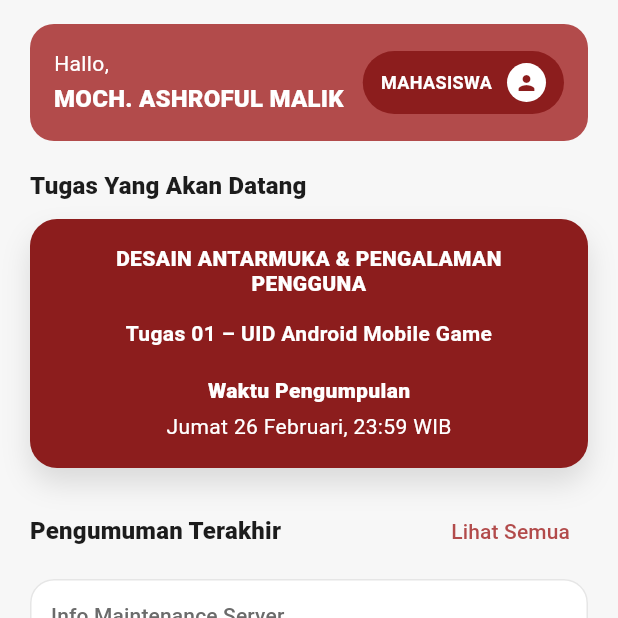
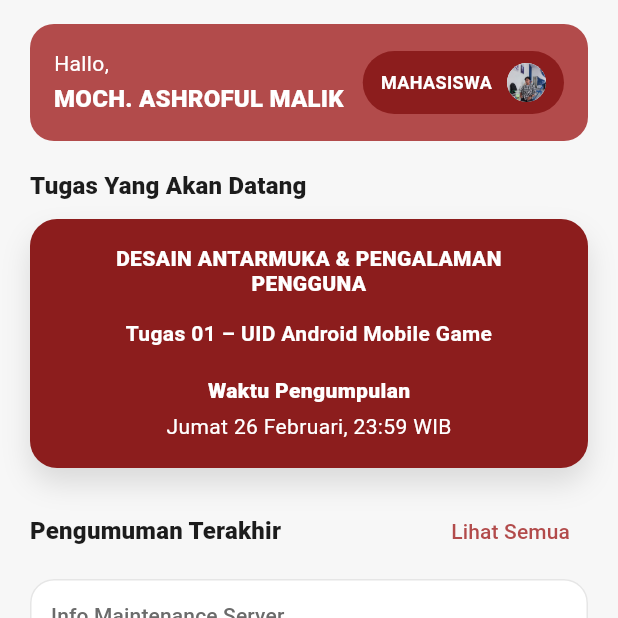
Before and after one commit to ashrof360/Tugas-aplikasi-LMS, a Flutter app: the RootShell screen opened by its route, on a phone screen of 412 x 824 dp, the top half of it. Run offline on Flutter 3.47's test engine with Material 3 defaults, Android fonts, the phone set to English and light mode, and no system bars; network calls fail.

Commit message:
Commit ke 17 : menampilkan foto profil di bagian home

```diff
--- a/lib/data/mock_data.dart
+++ b/lib/data/mock_data.dart
@@ -10,6 +10,7 @@ import '../models/quiz_question.dart';
 class MockData {
   static const String userName = 'MOCH. ASHROFUL MALIK';
   static const String userRole = 'MAHASISWA';
+  static const String userProfileImage = 'assets/images/profile_picture.jpg';
 
   static const upcomingAssignment = Assignment(
     courseName: 'DESAIN ANTARMUKA & PENGALAMAN PENGGUNA',
--- a/lib/screens/home/home_screen.dart
+++ b/lib/screens/home/home_screen.dart
@@ -105,18 +105,10 @@ class _Header extends StatelessWidget {
                       ),
                     ),
                     const SizedBox(width: 10),
-                    Container(
-                      width: 26,
-                      height: 26,
-                      decoration: const BoxDecoration(
-                        shape: BoxShape.circle,
-                        color: Colors.white,
-                      ),
-                      child: const Icon(
-                        Icons.person,
-                        size: 16,
-                        color: AppColors.primaryDark,
-                      ),
+                    CircleAvatar(
+                      radius: 13,
+                      backgroundColor: Colors.white,
+                      backgroundImage: AssetImage(MockData.userProfileImage),
                     ),
                   ],
                 ),
--- a/lib/screens/profile/profile_screen.dart
+++ b/lib/screens/profile/profile_screen.dart
@@ -58,7 +58,7 @@ class _ProfileScreenState extends State<ProfileScreen> {
                             child: const CircleAvatar(
                               radius: 40,
                               backgroundColor: Colors.white,
-                              backgroundImage: AssetImage('assets/images/profile_picture.jpg'),
+                              backgroundImage: AssetImage(MockData.userProfileImage),
                             ),
                           ),
                           const SizedBox(height: 16),
```
